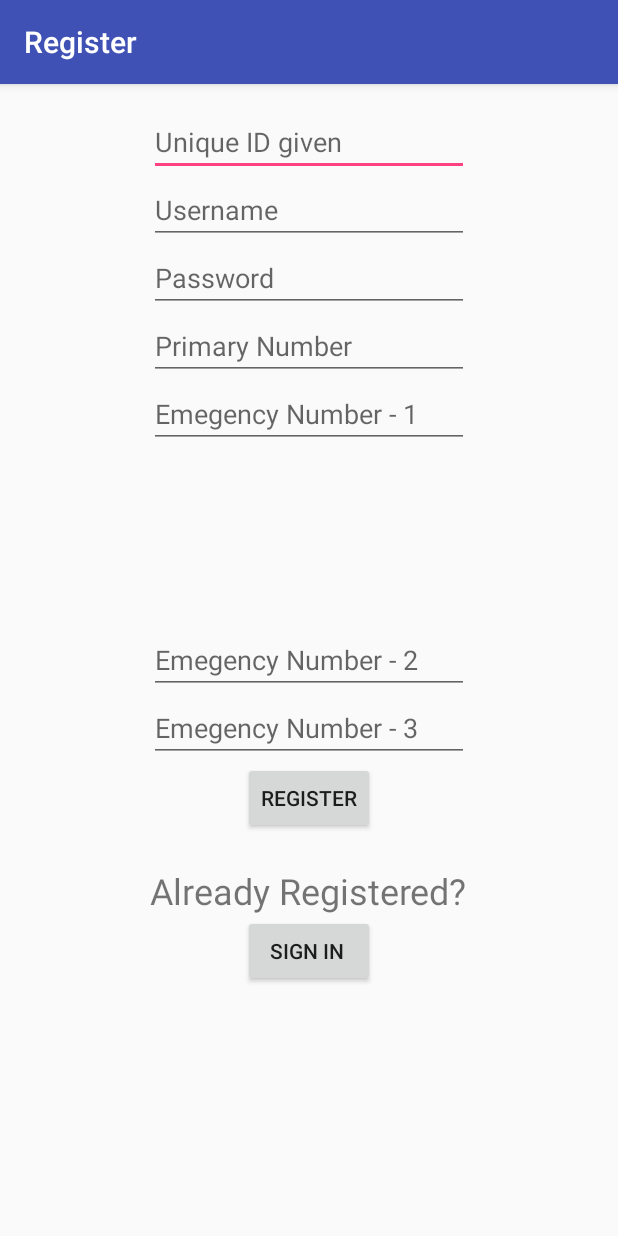
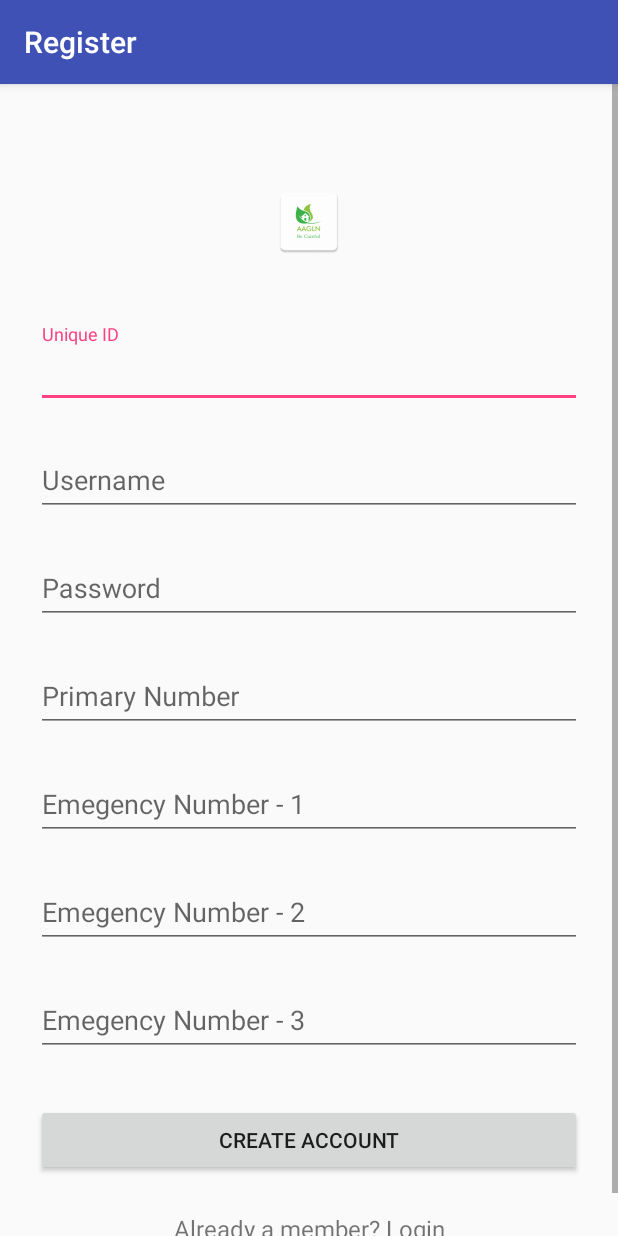
Before and after one commit to mthavaf/gas-leakage-notifier, an Android app: the ActivityRegister screen opened directly, with no data from a screen before it, on a phone screen of 412 x 824 dp. Run offline under Robolectric (Android 15) with nearby library versions, the phone set to English and light mode, and no system bars; libraries missing offline, so code that uses them is left out: com.loopj.android, cz.msebera.android.

Commit message:
UI changes

```diff
--- a/GLN/app/src/main/java/com/example/root/gln/Gln.java
+++ b/GLN/app/src/main/java/com/example/root/gln/Gln.java
@@ -5,6 +5,9 @@ package com.example.root.gln;
  */
 
 public class Gln {
-    static final String HOST = "http://192.168.0.4:5000";
+    //static final String HOST = "http://192.168.0.4:5000"; //Mysore PG
+    //static final String HOST = "http://192.168.43.245:5000"; //Redmi
+    //static final String HOST = "http://192.168.43.245:5000"; //Moto g4 plus
+    static final String HOST = "http://192.168.0.25:5000"; //Bangalore PG
     static final String TAG = "GLN";
 }
--- a/GLN/app/src/main/java/com/example/root/gln/MqttThread.java
+++ b/GLN/app/src/main/java/com/example/root/gln/MqttThread.java
@@ -43,9 +43,9 @@ public class MqttThread implements Runnable {
             @Override
             public void messageArrived(String topic, MqttMessage message) throws Exception {
                 GLNUtils.print("Message Arrived : "+message.toString());
-                if (message.toString().equals("NOTIFY")){
+                if (Integer.parseInt(message.toString()) == -1){
                     try {
-                        android.support.v4.app.NotificationCompat.Builder builder = new android.support.v7.app.NotificationCompat.Builder(context).setSmallIcon(R.mipmap.ic_launcher).setContentTitle("IMPORTANT ALERT").setContentText("LEAKAGE DETECTED: Value = "+ message.toString());
+                        android.support.v4.app.NotificationCompat.Builder builder = new android.support.v7.app.NotificationCompat.Builder(context).setSmallIcon(R.mipmap.ic_launcher).setContentTitle("IMPORTANT ALERT").setContentText("LEAKAGE DETECTED");
                         NotificationManager notificationManager = (NotificationManager) context.getSystemService(Context.NOTIFICATION_SERVICE);
                         Vibrator vibrator = (Vibrator) context.getSystemService(Context.VIBRATOR_SERVICE);
                         notificationManager.notify(0, builder.build());
--- a/GLN/app/src/main/res/layout/activity_register.xml
+++ b/GLN/app/src/main/res/layout/activity_register.xml
@@ -1,120 +1,134 @@
 <?xml version="1.0" encoding="utf-8"?>
-<RelativeLayout xmlns:android="http://schemas.android.com/apk/res/android"
-    xmlns:tools="http://schemas.android.com/tools"
-    android:id="@+id/activity_main"
+<ScrollView
+    xmlns:android="http://schemas.android.com/apk/res/android"
+    android:layout_width="fill_parent"
+    android:layout_height="fill_parent"
+    android:fitsSystemWindows="true">
+
+    <LinearLayout
+        android:orientation="vertical"
         android:layout_width="match_parent"
-    android:layout_height="match_parent"
-    android:contextClickable="true"
-    android:paddingBottom="@dimen/activity_vertical_margin"
-    android:paddingLeft="@dimen/activity_horizontal_margin"
-    android:paddingRight="@dimen/activity_horizontal_margin"
-    android:paddingTop="@dimen/activity_vertical_margin"
-    tools:context="com.example.root.gln.ActivityRegister">
+        android:layout_height="wrap_content"
+        android:paddingTop="56dp"
+        android:paddingLeft="24dp"
+        android:paddingRight="24dp">
 
+        <ImageView android:src="@mipmap/ic_launcher"
+            android:layout_width="wrap_content"
+            android:layout_height="72dp"
+            android:layout_marginBottom="24dp"
+            android:layout_gravity="center_horizontal" />
 
-    <EditText
-        android:id="@+id/edit_text_unique_id"
-        android:layout_width="wrap_content"
+        <!--  UNIQUE ID -->
+        <android.support.design.widget.TextInputLayout
+            android:layout_width="match_parent"
             android:layout_height="wrap_content"
-        android:ems="10"
-        android:hint="@string/unique_id_given"
-        android:inputType="textPersonName"
-        android:layout_alignParentTop="true"
-        android:layout_centerHorizontal="true" />
+            android:layout_marginTop="8dp"
+            android:layout_marginBottom="8dp">
+            <EditText android:id="@+id/edit_text_unique_id"
+                android:layout_width="match_parent"
+                android:layout_height="wrap_content"
+                android:inputType="textCapWords"
+                android:hint="Unique ID" />
+        </android.support.design.widget.TextInputLayout>
 
-    <EditText
-        android:id="@+id/edit_text_username"
-        android:layout_width="wrap_content"
+        <!--   USERNAME -->
+        <android.support.design.widget.TextInputLayout
+            android:layout_width="match_parent"
             android:layout_height="wrap_content"
-        android:layout_alignLeft="@+id/edit_text_unique_id"
-        android:layout_alignStart="@+id/edit_text_unique_id"
-        android:layout_below="@+id/edit_text_unique_id"
-        android:ems="10"
-        android:hint="Username"
-        android:inputType="textPersonName" />
+            android:layout_marginTop="8dp"
+            android:layout_marginBottom="8dp">
+            <EditText android:id="@+id/edit_text_username"
+                android:layout_width="match_parent"
+                android:layout_height="wrap_content"
+                android:inputType="textCapWords"
+                android:hint="Username" />
+        </android.support.design.widget.TextInputLayout>
 
-    <EditText
-        android:id="@+id/edit_text_password"
-        android:layout_width="wrap_content"
+        <!-- Password Label -->
+        <android.support.design.widget.TextInputLayout
+            android:layout_width="match_parent"
             android:layout_height="wrap_content"
-        android:layout_alignLeft="@+id/edit_text_username"
-        android:layout_alignStart="@+id/edit_text_username"
-        android:layout_below="@+id/edit_text_username"
-        android:ems="10"
-        android:hint="Password"
-        android:inputType="textPersonName"
-        android:password="true" />
+            android:layout_marginTop="8dp"
+            android:layout_marginBottom="8dp">
+            <EditText android:id="@+id/edit_text_password"
+                android:layout_width="match_parent"
+                android:layout_height="wrap_content"
+                android:inputType="textPassword"
+                android:hint="Password"/>
+        </android.support.design.widget.TextInputLayout>
 
-    <EditText
-        android:id="@+id/edit_text_ph_no_p"
-        android:layout_width="wrap_content"
+        <!--   Primary -->
+        <android.support.design.widget.TextInputLayout
+            android:layout_width="match_parent"
             android:layout_height="wrap_content"
-        android:layout_alignEnd="@+id/edit_text_password"
-        android:layout_alignRight="@+id/edit_text_password"
-        android:layout_below="@+id/edit_text_password"
-        android:ems="10"
-        android:hint="Primary Number"
-        android:inputType="textPersonName" />
+            android:layout_marginTop="8dp"
+            android:layout_marginBottom="8dp">
+            <EditText android:id="@+id/edit_text_ph_no_p"
+                android:layout_width="match_parent"
+                android:layout_height="wrap_content"
+                android:inputType="textCapWords"
+                android:hint="Primary Number" />
+        </android.support.design.widget.TextInputLayout>
 
-    <EditText
-        android:id="@+id/edit_text_emergency_number_1"
-        android:layout_width="wrap_content"
+        <!--   Emergency 1 -->
+        <android.support.design.widget.TextInputLayout
+            android:layout_width="match_parent"
             android:layout_height="wrap_content"
-        android:layout_alignLeft="@+id/edit_text_ph_no_p"
-        android:layout_alignStart="@+id/edit_text_ph_no_p"
-        android:layout_below="@+id/edit_text_ph_no_p"
-        android:ems="10"
-        android:hint="Emegency Number - 1"
-        android:inputType="textPersonName" />
+            android:layout_marginTop="8dp"
+            android:layout_marginBottom="8dp">
+            <EditText android:id="@+id/edit_text_emergency_number_1"
+                android:layout_width="match_parent"
+                android:layout_height="wrap_content"
+                android:inputType="textCapWords"
+                android:hint="Emegency Number - 1" />
+        </android.support.design.widget.TextInputLayout>
 
-    <EditText
-        android:id="@+id/edit_text_emergency_number_2"
-        android:layout_width="wrap_content"
+        <!--   Emergency 2 -->
+        <android.support.design.widget.TextInputLayout
+            android:layout_width="match_parent"
             android:layout_height="wrap_content"
-        android:layout_alignEnd="@+id/edit_text_emergency_number_1"
-        android:layout_alignRight="@+id/edit_text_emergency_number_1"
-        android:layout_centerVertical="true"
-        android:ems="10"
-        android:hint="Emegency Number - 2"
-        android:inputType="textPersonName" />
+            android:layout_marginTop="8dp"
+            android:layout_marginBottom="8dp">
+            <EditText android:id="@+id/edit_text_emergency_number_2"
+                android:layout_width="match_parent"
+                android:layout_height="wrap_content"
+                android:inputType="textCapWords"
+                android:hint="Emegency Number - 2" />
+        </android.support.design.widget.TextInputLayout>
 
-    <EditText
-        android:id="@+id/edit_text_emergency_number_3"
-        android:layout_width="wrap_content"
+        <!--   Emergency 3 -->
+        <android.support.design.widget.TextInputLayout
+            android:layout_width="match_parent"
             android:layout_height="wrap_content"
-        android:layout_alignLeft="@+id/edit_text_emergency_number_2"
-        android:layout_alignStart="@+id/edit_text_emergency_number_2"
-        android:layout_below="@+id/edit_text_emergency_number_2"
-        android:ems="10"
-        android:hint="Emegency Number - 3"
-        android:inputType="textPersonName" />
+            android:layout_marginTop="8dp"
+            android:layout_marginBottom="8dp">
+            <EditText android:id="@+id/edit_text_emergency_number_3"
+                android:layout_width="match_parent"
+                android:layout_height="wrap_content"
+                android:inputType="textCapWords"
+                android:hint="Emegency Number - 3" />
+        </android.support.design.widget.TextInputLayout>
 
-    <Button
-        android:id="@+id/button_register"
-        android:layout_width="wrap_content"
+        <!-- Signup Button -->
+        <android.support.v7.widget.AppCompatButton
+            android:id="@+id/btn_signup"
+            android:layout_width="fill_parent"
             android:layout_height="wrap_content"
-        android:layout_below="@+id/edit_text_emergency_number_3"
-        android:layout_centerHorizontal="true"
-        android:onClick="onClickRegister"
-        android:text="Register" />
+            android:layout_marginTop="24dp"
+            android:layout_marginBottom="24dp"
+            android:padding="12dp"
+            android:text="Create Account"
+            android:onClick="onClickRegister"/>
 
-    <TextView
-        android:id="@+id/textView2"
-        android:layout_width="wrap_content"
+        <TextView android:id="@+id/button_already_registered"
+            android:layout_width="fill_parent"
             android:layout_height="wrap_content"
-        android:layout_below="@+id/button_register"
-        android:layout_centerHorizontal="true"
-        android:layout_marginTop="21dp"
-        android:text="Already Registered?"
-        android:textSize="24sp" />
+            android:layout_marginBottom="24dp"
+            android:text="Already a member? Login"
+            android:gravity="center"
+            android:textSize="16dip"
+            android:onClick="onClickSignIn"/>
 
-    <Button
-        android:id="@+id/button_already_registered"
-        android:layout_width="wrap_content"
-        android:layout_height="wrap_content"
-        android:layout_alignEnd="@+id/button_register"
-        android:layout_alignRight="@+id/button_register"
-        android:layout_below="@+id/textView2"
-        android:onClick="onClickSignIn"
-        android:text="Sign in " />
-</RelativeLayout>
+    </LinearLayout>
+</ScrollView>
--- a/GLN/build.gradle
+++ b/GLN/build.gradle
@@ -5,7 +5,7 @@ buildscript {
         jcenter()
     }
     dependencies {
-        classpath 'com.android.tools.build:gradle:2.3.1'
+        classpath 'com.android.tools.build:gradle:2.3.2'
 
         // NOTE: Do not place your application dependencies here; they belong
         // in the individual module build.gradle files
```
Also changed, not shown: GLN/app/src/main/res/layout-v23/content_activity_register.xml (deleted, +0 -119 lines), GLN/app/src/main/res/layout/activity_main.xml (+58 -61 lines), GLN/app/src/main/res/layout/content_activity_register.xml (deleted, +0 -25 lines), GLN/app/src/main/res/layout/fragment_emergency_contacts.xml (+55 -43 lines), GLN/app/src/main/ic_launcher-web.png (added), GLN/app/src/main/res/mipmap-hdpi/ic_launcher.png, GLN/app/src/main/res/mipmap-mdpi/ic_launcher.png, GLN/app/src/main/res/mipmap-xhdpi/ic_launcher.png, GLN/app/src/main/res/mipmap-xxhdpi/ic_launcher.png, GLN/app/src/main/res/mipmap-xxxhdpi/ic_launcher.png. Lines whose indentation alone changed are shown as unchanged.
